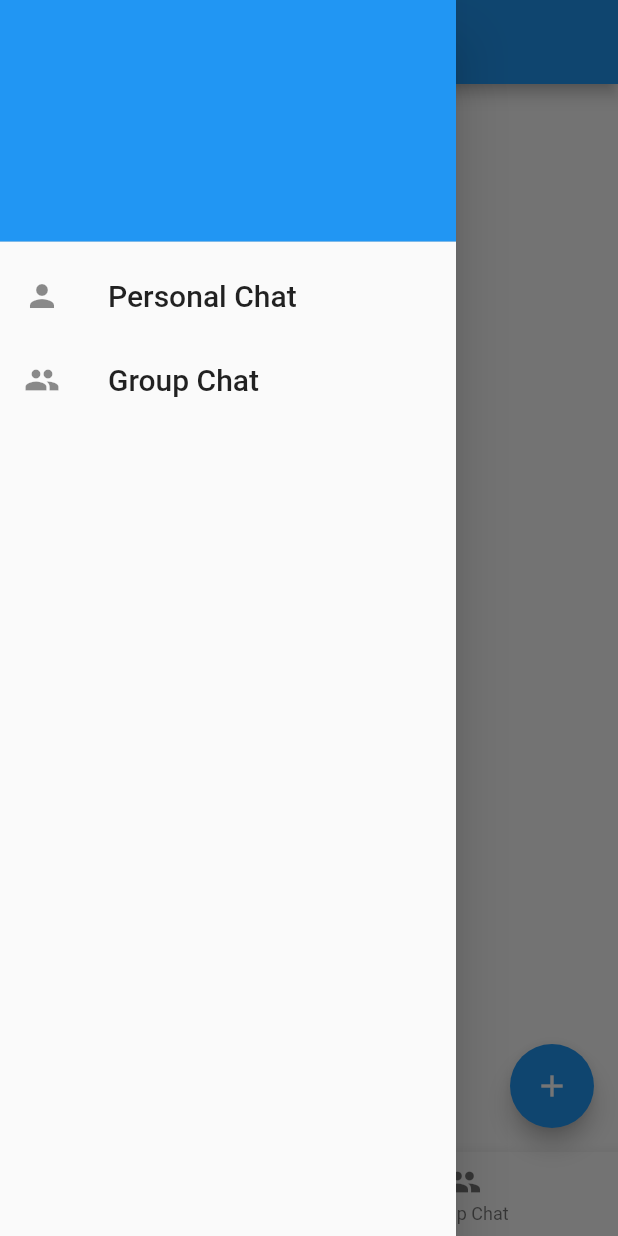
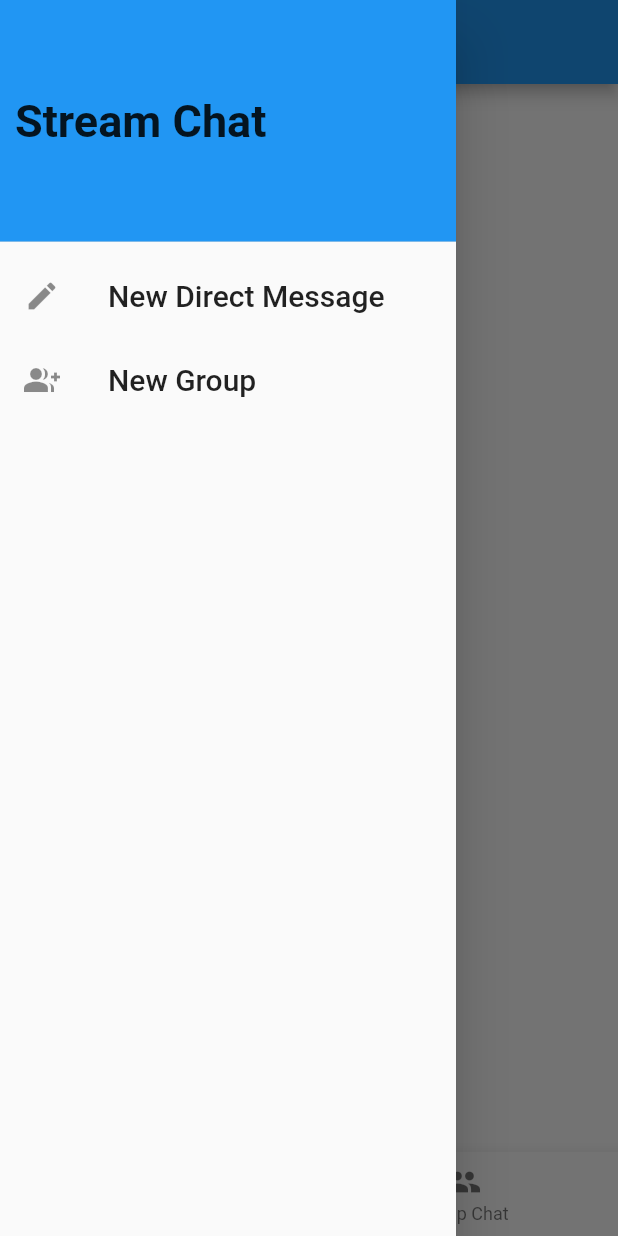
Before and after one commit to joshuadotillos/MobileStreamChat, a Flutter app: the HomeView screen opened directly, with the side drawer open, on a phone screen of 412 x 824 dp. Run offline on Flutter 3.47's test engine with Material 2 defaults, Android fonts, the phone set to English and light mode, and no system bars; our stand-ins replace cloud_firestore, firebase_auth, firebase_core; accounts and stored records are empty.

Commit message:
part 1 changes
Personal Chat and Group Chat changes + created direct message and new group chat

```diff
--- a/mobilestreamchat/lib/ui/personalChat.dart
+++ b/mobilestreamchat/lib/ui/chat/personalChat.dart
@@ -8,9 +8,11 @@
 class _PersonalChatState extends State<PersonalChat> {
   @override
   Widget build(BuildContext context) {
-    return Column(
-      mainAxisAlignment: MainAxisAlignment.center,
-      children: [Text('Hello Personal Chat')],
+    return Material(
+      child: Column(
+        mainAxisAlignment: MainAxisAlignment.center,
+        children: [Text('Hello Personal Chat')],
+      ),
     );
   }
 }
--- a/mobilestreamchat/lib/ui/home_view.dart
+++ b/mobilestreamchat/lib/ui/home_view.dart
@@ -5,8 +5,10 @@
 import 'package:firebase_auth/firebase_auth.dart';
 import 'package:flutter/material.dart';
 
-import 'package:mobilestreamchat/ui/groupChat.dart';
-import 'package:mobilestreamchat/ui/personalChat.dart';
+import 'package:mobilestreamchat/ui/chat/groupChat.dart';
+import 'package:mobilestreamchat/ui/chat/newDirectMessage.dart';
+import 'package:mobilestreamchat/ui/chat/newGroup.dart';
+import 'package:mobilestreamchat/ui/chat/personalChat.dart';
 
 int selectBottomIndex = 0;
 
@@ -16,21 +18,7 @@
 }
 
 class _HomeViewState extends State<HomeView> {
-  double bitcoin = 0.0;
-  double tether = 0.0;
-  double ethereum = 0.0;
-
   @override
-  void initState() {
-    getValues();
-  }
-
-  getValues() async {
-    bitcoin = await getPrice("bitcoin");
-    ethereum = await getPrice("ethereum");
-    tether = await getPrice("tether");
-    setState(() {});
-  }
 
   Widget build(BuildContext context) {
     String title() {
@@ -48,16 +36,6 @@
       });
     }
 
-    getValue(String id, double amount) {
-      if (id == "bitcoin") {
-        return bitcoin * amount;
-      } else if (id == "ethereum") {
-        return ethereum * amount;
-      } else {
-        return tether * amount;
-      }
-    }
-
     return Scaffold(
       drawer: drawer(context),
       appBar: AppBar(
@@ -67,20 +45,6 @@
         ),
       body: Center(
         child: (selectBottomIndex == 0) ? PersonalChat() : GroupChat(),
-      ),
-      floatingActionButton: FloatingActionButton(
-        onPressed: () {
-          Navigator.push(
-            context,
-            MaterialPageRoute(
-              builder: (context) => AddView(),
-            ),
-          );
-        },
-        child: Icon(
-          Icons.add,
-          color: Colors.white,
-        ),
       ),
       bottomNavigationBar:
           bottomNavigationBar(context, selectBottomIndex, itemTapped),
@@ -107,7 +71,6 @@
                 child: Text(
                   'Stream Chat',
                   style: TextStyle(
-                    color: Theme.of(context).primaryColor,
                     fontSize: 30.0,
                     fontWeight: FontWeight.bold,
                   ),
@@ -117,25 +80,25 @@
           ),
         ),
         ListTile(
-          leading: Icon(Icons.person),
+          leading: Icon(Icons.edit),
           title: Text(
-            'Personal Chat',
+            'New Direct Message',
             style: Theme.of(context).textTheme.headline6,
           ),
           onTap: () {
             Navigator.pushReplacement(context,
-                MaterialPageRoute(builder: (context) => PersonalChat()));
+                MaterialPageRoute(builder: (context) => NewDirectMessage()));
           },
         ),
         ListTile(
-          leading: Icon(Icons.group),
+          leading: Icon(Icons.group_add),
           title: Text(
-            'Group Chat',
+            'New Group',
             style: Theme.of(context).textTheme.headline6,
           ),
           onTap: () {
             Navigator.pushReplacement(
-                context, MaterialPageRoute(builder: (context) => GroupChat()));
+                context, MaterialPageRoute(builder: (context) => NewGroup()));
           },
         ),
       ],
```
Also changed, not shown: mobilestreamchat/lib/ui/chat/newDirectMessage.dart (added, +29 -0 lines), mobilestreamchat/lib/ui/chat/newGroup.dart (added, +29 -0 lines), mobilestreamchat/lib/ui/chat/groupChat.dart (renamed from mobilestreamchat/lib/ui/groupChat.dart), 1 other file.
